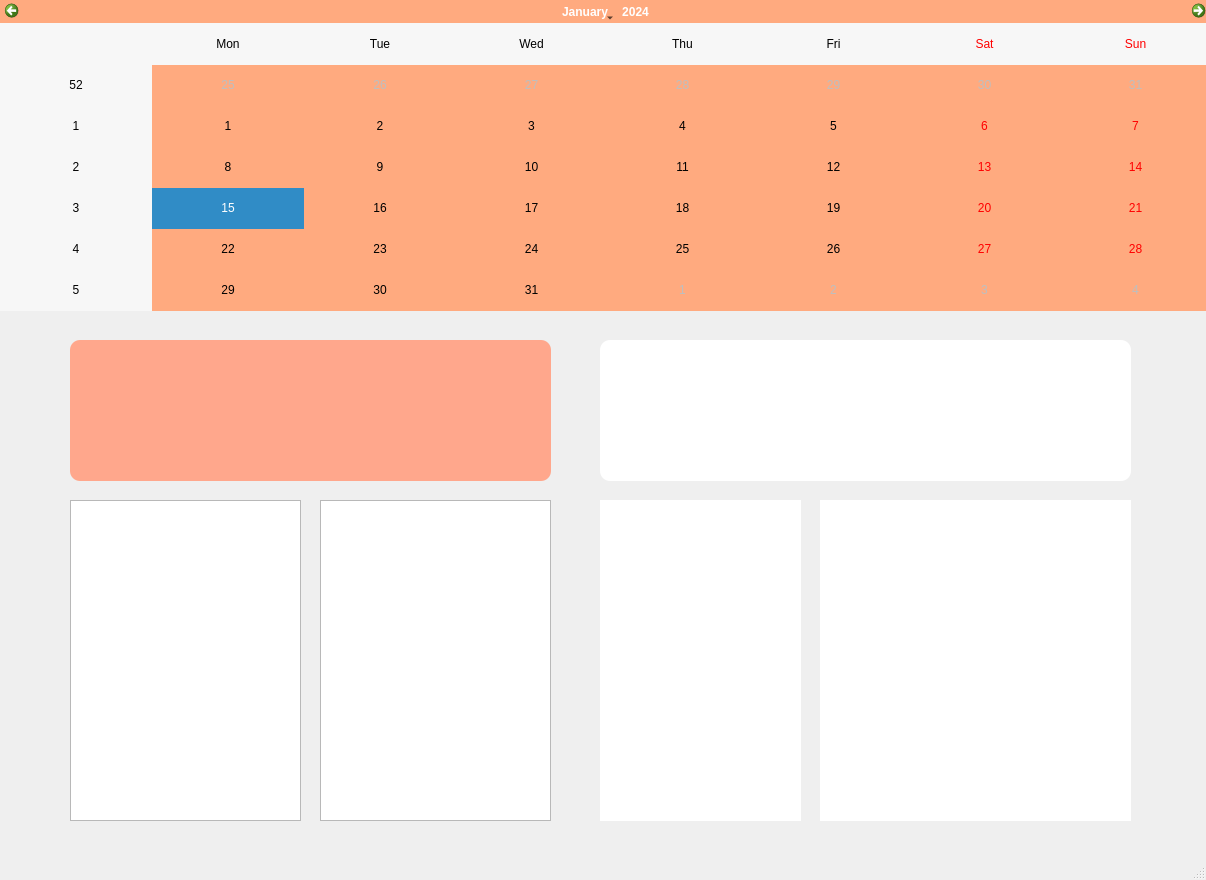
Before: the Qt Designer form mirror_project/mirror.ui in my0614/pyqt5, drawn with Qt 5.
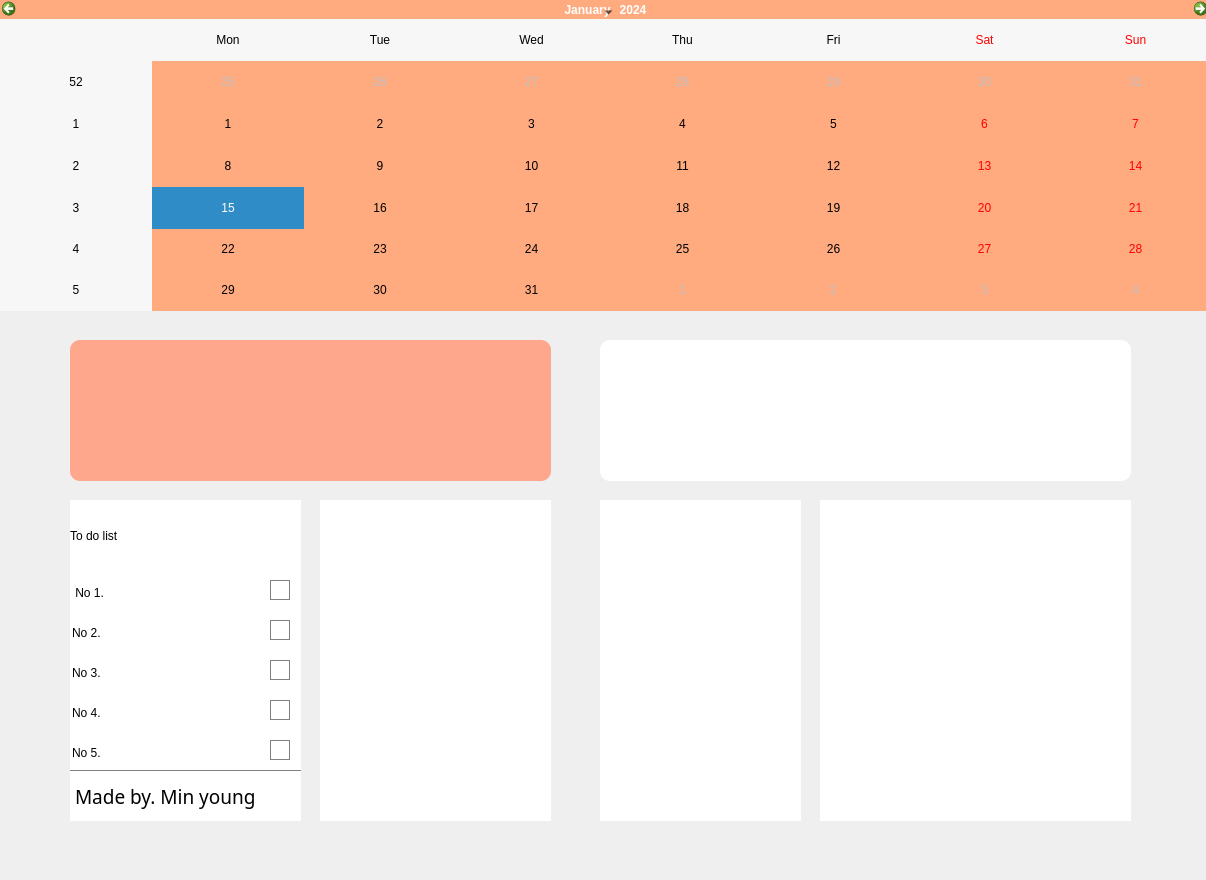
After: the same form once the commit is applied.

Commit message: ADD: make todolist frame

The edit to the form file:
```diff
--- a/mirror_project/mirror.ui
+++ b/mirror_project/mirror.ui
@@ -13,6 +13,10 @@
   <property name="windowTitle">
    <string>MainWindow</string>
   </property>
+  <property name="styleSheet">
+   <string notr="true">font: 75 12pt &quot;Agency FB&quot;;
+border: none;</string>
+  </property>
   <widget class="QWidget" name="centralwidget">
    <widget class="QCalendarWidget" name="calendar">
     <property name="geometry">
@@ -161,18 +165,194 @@
 font: 9pt &quot;Agency FB&quot;;</string>
     </property>
    </widget>
-   <widget class="QTextBrowser" name="myinfo">
+   <widget class="QLabel" name="todolist">
     <property name="geometry">
      <rect>
       <x>70</x>
       <y>500</y>
       <width>231</width>
-      <height>321</height>
+      <height>71</height>
      </rect>
     </property>
     <property name="styleSheet">
-     <string notr="true">barder: none;
-font: 9pt &quot;Agency FB&quot;;</string>
+     <string notr="true">background-color : rgb(255,255,255);
+font: 75 14pt &quot;Agency FB&quot;;
+</string>
+    </property>
+    <property name="text">
+     <string>To do list</string>
+    </property>
+   </widget>
+   <widget class="QLineEdit" name="todo1">
+    <property name="geometry">
+     <rect>
+      <x>70</x>
+      <y>570</y>
+      <width>231</width>
+      <height>46</height>
+     </rect>
+    </property>
+    <property name="text">
+     <string> No 1.</string>
+    </property>
+   </widget>
+   <widget class="QLineEdit" name="todo2">
+    <property name="geometry">
+     <rect>
+      <x>70</x>
+      <y>610</y>
+      <width>231</width>
+      <height>46</height>
+     </rect>
+    </property>
+    <property name="text">
+     <string>No 2.</string>
+    </property>
+   </widget>
+   <widget class="QLineEdit" name="todo3">
+    <property name="geometry">
+     <rect>
+      <x>70</x>
+      <y>650</y>
+      <width>231</width>
+      <height>46</height>
+     </rect>
+    </property>
+    <property name="text">
+     <string>No 3.</string>
+    </property>
+   </widget>
+   <widget class="QLineEdit" name="todo5">
+    <property name="geometry">
+     <rect>
+      <x>70</x>
+      <y>730</y>
+      <width>231</width>
+      <height>46</height>
+     </rect>
+    </property>
+    <property name="text">
+     <string>No 5.</string>
+    </property>
+   </widget>
+   <widget class="QLineEdit" name="todo4">
+    <property name="geometry">
+     <rect>
+      <x>70</x>
+      <y>690</y>
+      <width>231</width>
+      <height>46</height>
+     </rect>
+    </property>
+    <property name="text">
+     <string>No 4.</string>
+    </property>
+   </widget>
+   <widget class="QLabel" name="made">
+    <property name="geometry">
+     <rect>
+      <x>70</x>
+      <y>770</y>
+      <width>231</width>
+      <height>51</height>
+     </rect>
+    </property>
+    <property name="font">
+     <font>
+      <family>Agency FB</family>
+      <pointsize>14</pointsize>
+      <weight>9</weight>
+      <italic>false</italic>
+      <bold>false</bold>
+     </font>
+    </property>
+    <property name="styleSheet">
+     <string notr="true">background-color : rgb(255,255,255);
+border-top : 1px solid gray;
+font :75 14pt;</string>
+    </property>
+    <property name="text">
+     <string>Made by. Min young</string>
+    </property>
+   </widget>
+   <widget class="QPushButton" name="pushButton">
+    <property name="geometry">
+     <rect>
+      <x>270</x>
+      <y>580</y>
+      <width>20</width>
+      <height>20</height>
+     </rect>
+    </property>
+    <property name="styleSheet">
+     <string notr="true">border : 1px solid gray;</string>
+    </property>
+    <property name="text">
+     <string/>
+    </property>
+   </widget>
+   <widget class="QPushButton" name="pushButton_2">
+    <property name="geometry">
+     <rect>
+      <x>270</x>
+      <y>620</y>
+      <width>20</width>
+      <height>20</height>
+     </rect>
+    </property>
+    <property name="styleSheet">
+     <string notr="true">border : 1px solid gray;</string>
+    </property>
+    <property name="text">
+     <string/>
+    </property>
+   </widget>
+   <widget class="QPushButton" name="pushButton_3">
+    <property name="geometry">
+     <rect>
+      <x>270</x>
+      <y>660</y>
+      <width>20</width>
+      <height>20</height>
+     </rect>
+    </property>
+    <property name="styleSheet">
+     <string notr="true">border : 1px solid gray;</string>
+    </property>
+    <property name="text">
+     <string/>
+    </property>
+   </widget>
+   <widget class="QPushButton" name="pushButton_4">
+    <property name="geometry">
+     <rect>
+      <x>270</x>
+      <y>700</y>
+      <width>20</width>
+      <height>20</height>
+     </rect>
+    </property>
+    <property name="styleSheet">
+     <string notr="true">border : 1px solid gray;</string>
+    </property>
+    <property name="text">
+     <string/>
+    </property>
+   </widget>
+   <widget class="QPushButton" name="pushButton_5">
+    <property name="geometry">
+     <rect>
+      <x>270</x>
+      <y>740</y>
+      <width>20</width>
+      <height>20</height>
+     </rect>
+    </property>
+    <property name="styleSheet">
+     <string notr="true">border : 1px solid gray;</string>
+    </property>
+    <property name="text">
+     <string/>
     </property>
    </widget>
   </widget>
```
Left out of the diff: 8 changed lines with no effect on the pictures. The commit also changes 1 other file.
